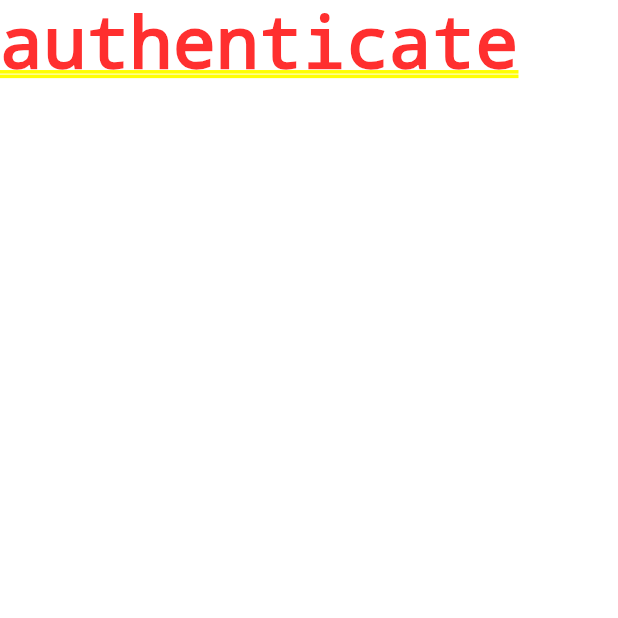
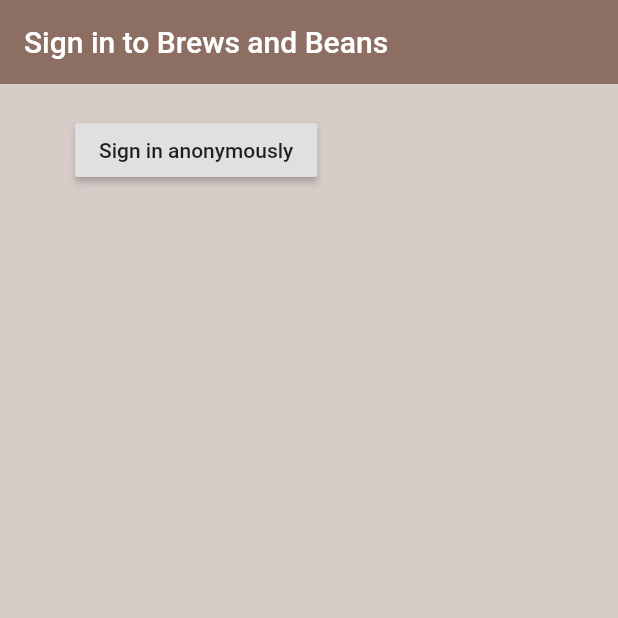
Before and after one commit to ChrisNosowsky/flutter-firebase-brews-and-beans, a Flutter app: the screen it shows after launch, on a phone screen of 412 x 824 dp, the top half of it. Run offline on Flutter 3.47's test engine with Material 2 defaults, Android fonts, the phone set to English and light mode, and no system bars; our stand-ins replace firebase_auth; accounts and stored records are empty.

```diff
--- /dev/null
+++ b/lib/models/user.dart
@@ -0,0 +1,7 @@
+class User {
+
+  final String uid;
+
+  User({this.uid});
+
+}
--- a/lib/screens/authenticate/authenticate.dart
+++ b/lib/screens/authenticate/authenticate.dart
@@ -1,3 +1,4 @@
+import 'package:coffee_brew/screens/authenticate/sign_in.dart';
 import 'package:flutter/material.dart';
 
 class Authenticate extends StatefulWidget {
@@ -9,7 +10,7 @@ class _AuthenticateState extends State<Authenticate> {
   @override
   Widget build(BuildContext context) {
     return Container(
-      child: Text('authenticate'),
+      child: SignIn(),
     );
   }
 }
--- /dev/null
+++ b/lib/screens/authenticate/sign_in.dart
@@ -0,0 +1,40 @@
+import 'package:coffee_brew/services/auth.dart';
+import 'package:flutter/material.dart';
+
+
+class SignIn extends StatefulWidget {
+  @override
+  _SignInState createState() => _SignInState();
+}
+
+class _SignInState extends State<SignIn> {
+
+  final AuthService _auth = AuthService();
+
+  @override
+  Widget build(BuildContext context) {
+    return Scaffold (
+      backgroundColor: Colors.brown[100],
+      appBar: AppBar(
+        backgroundColor: Colors.brown[400],
+        elevation: 0.0,
+        title: Text('Sign in to Brews and Beans'),
+      ),
+      body: Container(
+        padding: EdgeInsets.symmetric(vertical: 20.0, horizontal: 50.0),
+        child: RaisedButton(
+          child: Text('Sign in anonymously'),
+          onPressed: () async {
+            dynamic result = await _auth.signInAnon();
+            if (result == null) {
+              print('error signing in');
+            } else {
+              print('signed in');
+              print(result.uid);
+            }
+          },
+        ),
+      ),
+    );
+  }
+}
```
Also changed, not shown: lib/services/auth.dart (+7 -1 lines), 1 other file.
